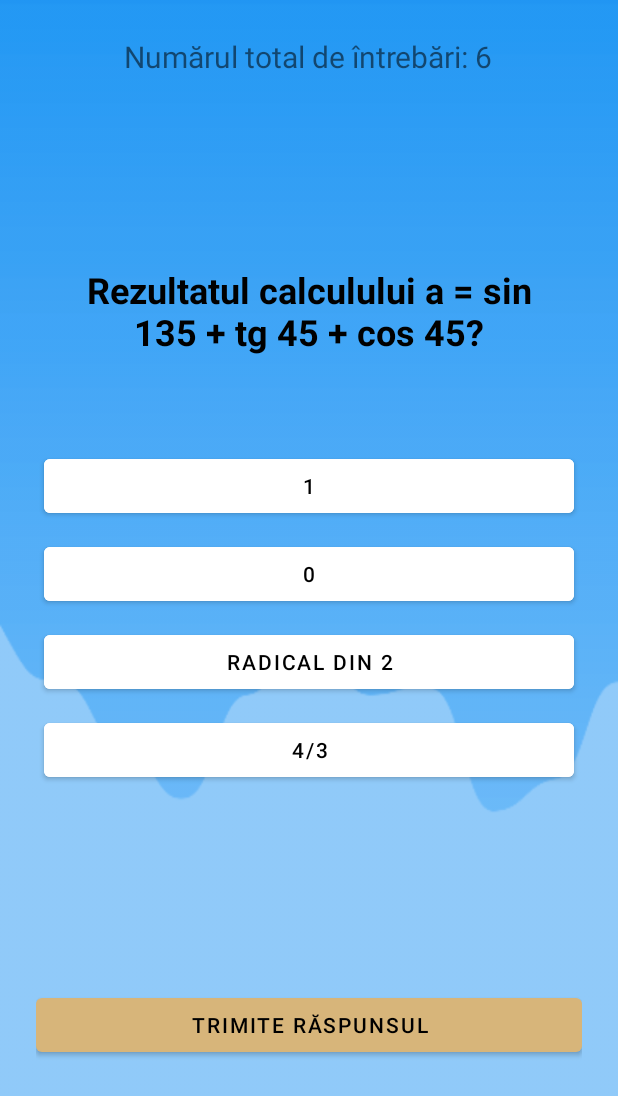
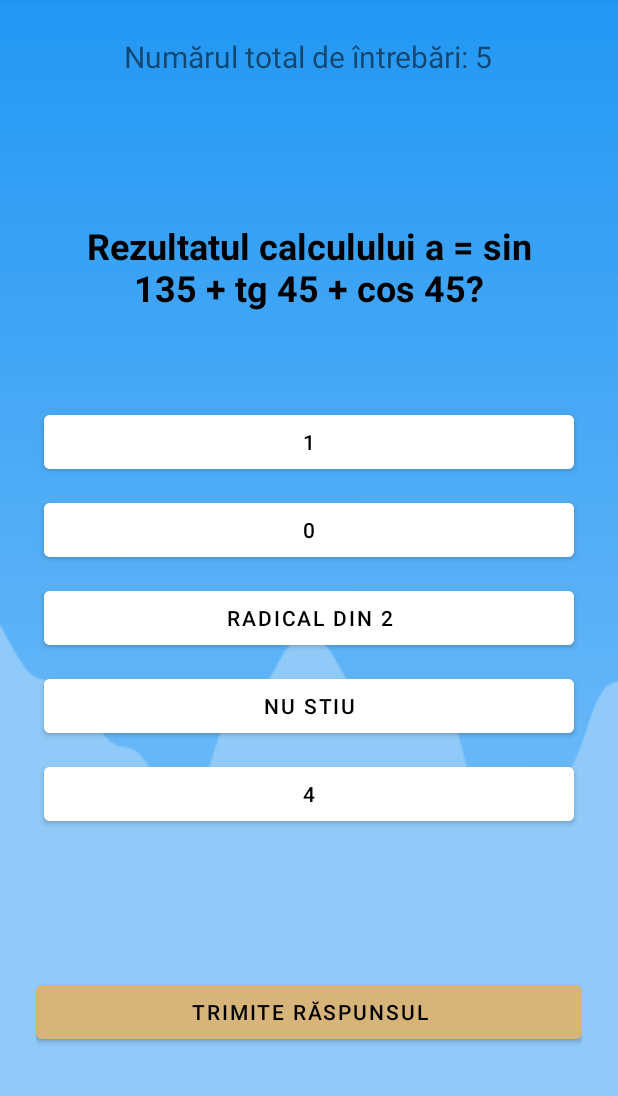
Before and after one commit to CasianGalben/LicentaFinal, an Android app: the Test5 screen opened directly, with no data from a screen before it, on a phone screen of 412 x 824 dp. Shown: the top 1096 px of the screen. Run offline under Robolectric (Android 15) with nearby library versions, the light colour scheme and no system bars.

Commit message:
Adaugari dupa intalnire

```diff
--- a/app/src/main/java/com/casian/aplicatiefinala/Ecran3.java
+++ b/app/src/main/java/com/casian/aplicatiefinala/Ecran3.java
@@ -94,6 +94,11 @@ public class Ecran3 extends AppCompatActivity {
                     startActivity(intent);
                 }
 
+                else if (lista.get(position).getLastname().equals("Implementare")){
+                    Intent intent = new Intent(Ecran3.this,PdfActivity4.class);
+                    startActivity(intent);
+                }
+
 
             }
         });
--- a/app/src/main/java/com/casian/aplicatiefinala/QuestionAnswer.java
+++ b/app/src/main/java/com/casian/aplicatiefinala/QuestionAnswer.java
@@ -12,12 +12,12 @@ public class QuestionAnswer {
     };
 
     public static String choices[][] = {
-            {"1","0","radical din 2","4/3"},
-            {"(1- tg a * tg b)/(tg a + tg b)","(tg a + tg b)/(a+b)","(tg a + tg b)/(1- tg a * tg b)","(tg a - tg b)/(1+ tg a * tg b)"},
-            {"C este paralel cu A","C se află între B și A","C este permendicular pe AB","C este jumătate din BA"},
-            {"-3","-6","2","5/2"},
-            {"(1+radical din 5)/4","(1-radical din 5)/4","(1-radical din 4)/5","1"},
-            {"7","2","6","5"}
+            {"1","0","radical din 2","Nu stiu","4"},
+            {"Nu stiu","(tg a + tg b)/(a+b)","(tg a + tg b)/(1- tg a * tg b)","(tg a - tg b)/(1+ tg a * tg b)","(tg a + tg b)/(1* tg a * tg b)"},
+            {"C este paralel cu A","C se află între B și A","Nu stiu","C este jumătate din BA","C nu este situat între B și A"},
+            {"-3","-6","2","5/2","Nu stiu"},
+            {"(1+radical din 5)/4","(1-radical din 5)/4","(1-radical din 4)/5","Nu stiu","4/(1+radical din 5)"},
+            {"7","2","Nu stiu","5","-1"}
     };
 
     public static String correctAnswers[] = {
@@ -37,11 +37,11 @@ public class QuestionAnswer {
     };
 
     public static String choices1[][] = {
-            {"B<A<C","B<C<A","A<B<C","A<C<B"},
-            {"-2","-1","-3","2"},
-            {"2","3","1","0"},
-            {"2","7","4","5"},
-            {"[-7,-1]","(-9,-3]","[-1,1]","[0,4)"}
+            {"B<A<C","B<C<A","Nu stiu","A<C<B","A<B<C"},
+            {"Nu stiu","-1","-3","2","7"},
+            {"2","3","1","Nu stiu","0"},
+            {"2","7","Nu stiu","5","-2"},
+            {"[-7,-1]","(-9,-3]","Nu stiu","[0,4)","(3,4)"}
     };
 
     public static String correctAnswers1[] = {
--- a/app/src/main/java/com/casian/aplicatiefinala/Test5.java
+++ b/app/src/main/java/com/casian/aplicatiefinala/Test5.java
@@ -13,18 +13,18 @@ public class Test5 extends AppCompatActivity implements View.OnClickListener{
 
     TextView totalQuestionsTextView;
     TextView questionTextView;
-    Button ansA, ansB, ansC, ansD;
+    Button ansA, ansB, ansC, ansD, ansF ;
     Button submitBtn;
 
     int score=0;
-    int totalQuestion = QuestionAnswer.question.length;
+    int totalQuestion = QuestionAnswer.question1.length;
     int currentQuestionIndex = 0;
     String selectedAnswer = "";
 
     @Override
     protected void onCreate(Bundle savedInstanceState) {
         super.onCreate(savedInstanceState);
-        setContentView(R.layout.activity_test5);
+        setContentView(R.layout.activity_test6);
         getSupportActionBar().hide();
         totalQuestionsTextView = findViewById(R.id.total_question);
         questionTextView = findViewById(R.id.question);
@@ -32,15 +32,25 @@ public class Test5 extends AppCompatActivity implements View.OnClickListener{
         ansB = findViewById(R.id.ans_B);
         ansC = findViewById(R.id.ans_C);
         ansD = findViewById(R.id.ans_D);
+        ansF = findViewById(R.id.ans_F);
         submitBtn = findViewById(R.id.submit_btn);
+
         ansA.setOnClickListener(this);
         ansB.setOnClickListener(this);
         ansC.setOnClickListener(this);
         ansD.setOnClickListener(this);
+        ansF.setOnClickListener(this);
         submitBtn.setOnClickListener(this);
+
         totalQuestionsTextView.setText("Numărul total de întrebări: "+totalQuestion);
+
         loadNewQuestion();
+
+
+
+
     }
+
     @Override
     public void onClick(View view) {
 
@@ -48,6 +58,7 @@ public class Test5 extends AppCompatActivity implements View.OnClickListener{
         ansB.setBackgroundColor(Color.WHITE);
         ansC.setBackgroundColor(Color.WHITE);
         ansD.setBackgroundColor(Color.WHITE);
+        ansF.setBackgroundColor(Color.WHITE);
 
         Button clickedButton = (Button) view;
         if(clickedButton.getId()==R.id.submit_btn){
@@ -79,6 +90,7 @@ public class Test5 extends AppCompatActivity implements View.OnClickListener{
         ansB.setText(QuestionAnswer.choices[currentQuestionIndex][1]);
         ansC.setText(QuestionAnswer.choices[currentQuestionIndex][2]);
         ansD.setText(QuestionAnswer.choices[currentQuestionIndex][3]);
+        ansF.setText(QuestionAnswer.choices[currentQuestionIndex][4]);
 
     }
 
--- a/app/src/main/java/com/casian/aplicatiefinala/Test6.java
+++ b/app/src/main/java/com/casian/aplicatiefinala/Test6.java
@@ -13,7 +13,7 @@ public class Test6 extends AppCompatActivity implements View.OnClickListener{
 
     TextView totalQuestionsTextView;
     TextView questionTextView;
-    Button ansA, ansB, ansC, ansD;
+    Button ansA, ansB, ansC, ansD, ansF ;
     Button submitBtn;
 
     int score=0;
@@ -32,12 +32,14 @@ public class Test6 extends AppCompatActivity implements View.OnClickListener{
         ansB = findViewById(R.id.ans_B);
         ansC = findViewById(R.id.ans_C);
         ansD = findViewById(R.id.ans_D);
+        ansF = findViewById(R.id.ans_F);
         submitBtn = findViewById(R.id.submit_btn);
 
         ansA.setOnClickListener(this);
         ansB.setOnClickListener(this);
         ansC.setOnClickListener(this);
         ansD.setOnClickListener(this);
+        ansF.setOnClickListener(this);
         submitBtn.setOnClickListener(this);
 
         totalQuestionsTextView.setText("Numărul total de întrebări: "+totalQuestion);
@@ -56,6 +58,7 @@ public class Test6 extends AppCompatActivity implements View.OnClickListener{
         ansB.setBackgroundColor(Color.WHITE);
         ansC.setBackgroundColor(Color.WHITE);
         ansD.setBackgroundColor(Color.WHITE);
+        ansF.setBackgroundColor(Color.WHITE);
 
         Button clickedButton = (Button) view;
         if(clickedButton.getId()==R.id.submit_btn){
@@ -87,6 +90,7 @@ public class Test6 extends AppCompatActivity implements View.OnClickListener{
         ansB.setText(QuestionAnswer.choices1[currentQuestionIndex][1]);
         ansC.setText(QuestionAnswer.choices1[currentQuestionIndex][2]);
         ansD.setText(QuestionAnswer.choices1[currentQuestionIndex][3]);
+        ansF.setText(QuestionAnswer.choices1[currentQuestionIndex][4]);
 
     }
 
--- a/app/src/main/res/layout/activity_test6.xml
+++ b/app/src/main/res/layout/activity_test6.xml
@@ -74,6 +74,15 @@
             android:text="D"
             android:textColor="@color/black"/>
 
+        <Button
+            android:layout_width="match_parent"
+            android:layout_height="wrap_content"
+            android:id="@+id/ans_F"
+            android:layout_margin="5dp"
+            android:backgroundTint="@color/white"
+            android:text="F"
+            android:textColor="@color/black"/>
+
     </LinearLayout>
 
     <Button
@@ -81,7 +90,7 @@
         android:layout_width="match_parent"
         android:layout_height="wrap_content"
         android:layout_below="@id/choices_layout"
-        android:layout_marginTop="130dp"
+        android:layout_marginTop="92dp"
         android:text="Trimite răspunsul" />
 
 
--- a/app/src/main/res/layout/item.xml
+++ b/app/src/main/res/layout/item.xml
@@ -1,7 +1,7 @@
 <?xml version="1.0" encoding="utf-8"?>
 <androidx.cardview.widget.CardView xmlns:android="http://schemas.android.com/apk/res/android"
     android:layout_width="match_parent"
-    android:layout_height="wrap_content"
+    android:layout_height="100dp"
     app:cardBackgroundColor="@color/CuloareP"
     xmlns:app="http://schemas.android.com/apk/res-auto"
     app:cardElevation="8dp"
@@ -24,7 +24,7 @@
             <TextView
                 android:layout_width="wrap_content"
                 android:layout_height="wrap_content"
-                android:text="@string/firstName"
+
                 android:textColor="@color/black"
                 android:textSize="20dp"
                 android:textStyle="bold">
@@ -35,8 +35,8 @@
                 android:id="@+id/tvfirstName"
                 android:layout_width="wrap_content"
                 android:layout_height="wrap_content"
+                android:layout_marginLeft="0dp"
                 android:text="@string/defoult_name"
-                android:layout_marginLeft="8dp"
                 android:textColor="@color/black"
                 android:textSize="20dp"
                 android:textStyle="bold">
```
Also changed, not shown: app/src/main/res/layout/activity_ecran3.xml (+8 -7 lines), app/src/main/res/layout/activity_test5.xml (+10 -1 lines), app/src/main/res/layout/slider_item.xml (+7 -3 lines).
